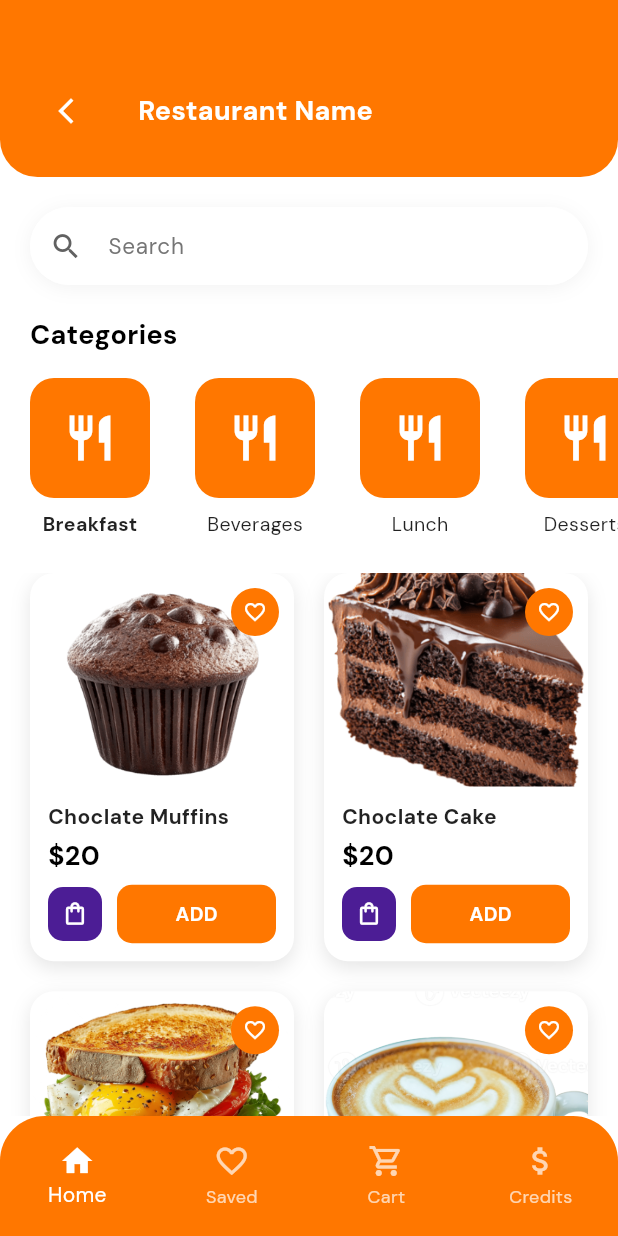
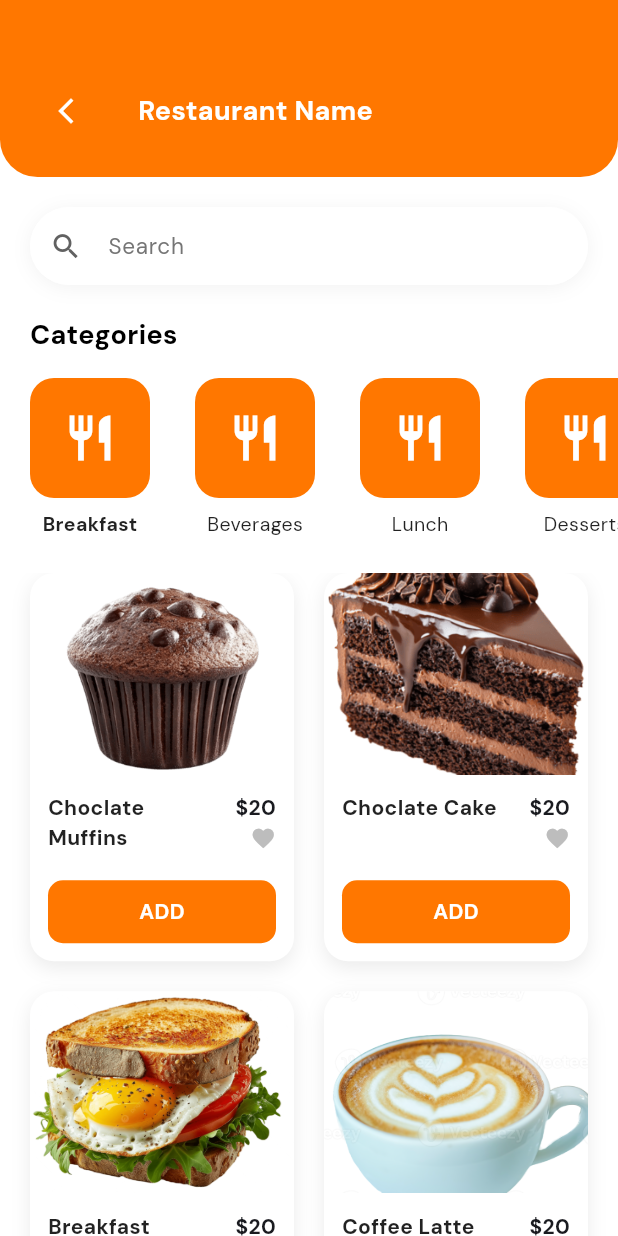
Before and after one commit to Renil264/MobileOrderingApp, a Flutter app: the OrderSummaryPage screen opened directly, after a tap on the "delete outline" icon, after a tap on "Add Items", on a phone screen of 412 x 824 dp. Run offline on Flutter 3.47's test engine with Material 3 defaults, Android fonts, the phone set to English and light mode, and no system bars; our stand-ins replace flutter_svg, image_picker, qr_flutter.

Commit message:
Major Changes

```diff
--- a/lib/features/auth/presentation/pages/store_menu_page.dart
+++ b/lib/features/auth/presentation/pages/store_menu_page.dart
@@ -40,7 +40,8 @@ class _StoreMenuPageState extends State<StoreMenuPage> {
     'Desserts',
   ];
 
-  // 🍔 Sample menu items
+  final Map<String, bool> _likedItems = {};
+
   final List<MenuItem> menuItems = [
     MenuItem(
       name: 'Choclate Muffins',
@@ -109,16 +110,9 @@ class _StoreMenuPageState extends State<StoreMenuPage> {
           ),
         ],
       ),
-      bottomNavigationBar: MainBottomNav(
-        currentIndex: currentIndex,
-        onTap: (index) {
-          setState(() => currentIndex = index);
-        },
-      ),
     );
   }
 
-  // 🟧 HEADER
   Widget _header(BuildContext context) {
     return Container(
       padding: const EdgeInsets.fromLTRB(20, 50, 20, 20),
@@ -208,7 +202,6 @@ class _StoreMenuPageState extends State<StoreMenuPage> {
     );
   }
 
-  // 🎯 CATEGORIES SECTION
   Widget _categorySection() {
     return Column(
       crossAxisAlignment: CrossAxisAlignment.start,
@@ -239,7 +232,7 @@ class _StoreMenuPageState extends State<StoreMenuPage> {
     );
   }
 
-  // 🍽️ CATEGORY ITEM
+
   Widget _categoryItem(int index) {
     final isSelected = selectedCategory == index;
     return GestureDetector(
@@ -289,19 +282,16 @@ class _StoreMenuPageState extends State<StoreMenuPage> {
     );
   }
 
-  // 🍔 MENU ITEM CARD - FULLY RESPONSIVE
 Widget _menuItemCard(MenuItem item) {
   return LayoutBuilder(
     builder: (context, constraints) {
-        // Calculate responsive dimensions based on card width
-        final cardWidth = constraints.maxWidth;
       final cardHeight = constraints.maxHeight;
+      final imageHeight = cardHeight * 0.52;
 
-        // Image should take approximately 55% of card height
-        final imageHeight = cardHeight * 0.55;
-
-        // Content section takes the remaining 45%
-        final contentHeight = cardHeight * 0.45;
+      final isTablet = MediaQuery.of(context).size.width >= 600;
+      final titleFont = isTablet ? 16.0 : 14.0;
+      final priceFont = isTablet ? 16.0 : 14.0;
+      final buttonFont = isTablet ? 15.0 : 14.0;
 
       return Container(
         decoration: BoxDecoration(
@@ -309,130 +299,101 @@ class _StoreMenuPageState extends State<StoreMenuPage> {
           color: Colors.white,
           boxShadow: [
             BoxShadow(
-                color: Colors.black.withOpacity(0.1),
+              color: Colors.black.withOpacity(0.08),
               blurRadius: 10,
-                spreadRadius: 0,
               offset: const Offset(0, 4),
             ),
           ],
         ),
         child: Column(
-            crossAxisAlignment: CrossAxisAlignment.start,
           children: [
-              // Image with Favorite Icon
+            // IMAGE
             SizedBox(
               height: imageHeight,
-                child: Stack(
-                  children: [
-                    ClipRRect(
+              width: double.infinity,
+              child: ClipRRect(
                 borderRadius: const BorderRadius.vertical(
                   top: Radius.circular(16),
                 ),
                 child: Image.asset(
                   item.image,
-                        height: imageHeight,
-                        width: double.infinity,
                   fit: BoxFit.cover,
-                        errorBuilder: (context, error, stackTrace) {
+                  errorBuilder: (_, __, ___) {
                     return Container(
-                            height: imageHeight,
-                            width: double.infinity,
-                            decoration: BoxDecoration(
                       color: Colors.grey.shade300,
-                              borderRadius: const BorderRadius.vertical(
-                                top: Radius.circular(16),
-                              ),
-                            ),
                       child: Icon(
                         Icons.fastfood,
-                              size: 50,
+                        size: isTablet ? 60 : 48,
                         color: Colors.grey.shade500,
                       ),
                     );
                   },
                 ),
               ),
-                    Positioned(
-                      top: 10,
-                      right: 10,
-                      child: Container(
-                        padding: const EdgeInsets.all(8),
-                        decoration: const BoxDecoration(
-                          color: AppColors.gradientTop,
-                          shape: BoxShape.circle,
             ),
-                        child: const Icon(
-                          Icons.favorite_border,
-                          color: Colors.white,
-                          size: 16,
+
+            // CONTENT
+            Expanded(
+              child: Padding(
+                padding: EdgeInsets.all(isTablet ? 14 : 12),
+                child: Column(
+                  mainAxisAlignment: MainAxisAlignment.spaceBetween,
+                  children: [
+                    // NAME + PRICE + LIKE
+                    Row(
+                      crossAxisAlignment: CrossAxisAlignment.start,
+                      children: [
+                        // NAME
+                        Expanded(
+                          child: Text(
+                            item.name,
+                            maxLines: 2,
+                            overflow: TextOverflow.ellipsis,
+                            style: TextStyle(
+                              fontSize: titleFont,
+                              fontWeight: FontWeight.bold,
+                              color: Colors.black87,
                             ),
+                          ),
+                        ),
+
+                        const SizedBox(width: 8),
+
+                        // PRICE + LIKE
+                        Column(
+                          crossAxisAlignment: CrossAxisAlignment.end,
+                          children: [
+                            Text(
+                              '\$${item.price.toStringAsFixed(0)}',
+                              style: TextStyle(
+                                fontSize: priceFont,
+                                fontWeight: FontWeight.bold,
+                              ),
+                            ),
+                            const SizedBox(height: 2),
+                            InkWell(
+                              onTap: () {
+                                setState(() {
+                                  _likedItems[item.name] =
+                                      !(_likedItems[item.name] ?? false);
+                                });
+                              },
+                              child: Icon(
+                                Icons.favorite,
+                                size: isTablet ? 19 : 17,
+                                color: (_likedItems[item.name] ?? false)
+                                    ? Colors.red
+                                    : Colors.grey.shade400,
                               ),
                             ),
                           ],
                         ),
+                      ],
                     ),
 
-              // Product Details - Fixed height for consistent alignment
+                    // ADD BUTTON
                     SizedBox(
-                height: contentHeight,
-                child: Padding(
-                  padding: const EdgeInsets.all(12),
-                  child: Column(
-                    crossAxisAlignment: CrossAxisAlignment.start,
-                    mainAxisAlignment: MainAxisAlignment.spaceBetween,
-                    children: [
-                      // Product Name and Price Section
-                      Expanded(
-                        child: Column(
-                          crossAxisAlignment: CrossAxisAlignment.start,
-                          children: [
-                            // Product Name
-                            Text(
-                              item.name,
-                              style: const TextStyle(
-                                fontWeight: FontWeight.bold,
-                                fontSize: 14,
-                                height: 1.2,
-                                color: Colors.black87,
-                              ),
-                              maxLines: 2,
-                              overflow: TextOverflow.ellipsis,
-                            ),
-                            const SizedBox(height: 4),
-
-                            // Price
-                            Text(
-                              '\$${item.price.toStringAsFixed(0)}',
-                              style: const TextStyle(
-                                fontWeight: FontWeight.bold,
-                                fontSize: 18,
-                                color: Colors.black,
-                              ),
-                            ),
-                          ],
-                        ),
-                      ),
-
-                      // Buttons Row - Always at bottom with consistent spacing
-                      Row(
-                        children: [
-                          // Shopping Bag Button
-                          Container(
-                            padding: const EdgeInsets.all(9),
-                            decoration: BoxDecoration(
-                              color: const Color(0xFF4C1D95),
-                              borderRadius: BorderRadius.circular(10),
-                            ),
-                            child: const Icon(
-                              Icons.shopping_bag_outlined,
-                              color: Colors.white,
-                              size: 18,
-                            ),
-                          ),
-                          const SizedBox(width: 10),
-
-                          // ADD Button
-                          Expanded(
+                      width: double.infinity,
                       child: InkWell(
                         onTap: () {
                           Navigator.push(
@@ -444,25 +405,25 @@ class _StoreMenuPageState extends State<StoreMenuPage> {
                         },
                         borderRadius: BorderRadius.circular(10),
                         child: Container(
-                                padding: const EdgeInsets.symmetric(vertical: 10),
+                          padding: EdgeInsets.symmetric(
+                            vertical: isTablet ? 11 : 11,
+                          ),
                           decoration: BoxDecoration(
                             color: AppColors.gradientTop,
                             borderRadius: BorderRadius.circular(10),
                           ),
-                                child: const Center(
+                          child: Center(
                             child: Text(
                               'ADD',
                               style: TextStyle(
                                 color: Colors.white,
                                 fontWeight: FontWeight.bold,
-                                      fontSize: 13,
+                                fontSize: buttonFont,
                               ),
                             ),
                           ),
                         ),
                       ),
-                          ),
-                        ],
                     ),
                   ],
                 ),
@@ -474,4 +435,5 @@ class _StoreMenuPageState extends State<StoreMenuPage> {
     },
   );
 }
+
 }
--- a/lib/features/auth/presentation/widgets/login_form.dart
+++ b/lib/features/auth/presentation/widgets/login_form.dart
@@ -62,7 +62,7 @@ class _LoginFormState extends State<LoginForm> {
         const SizedBox(height: 12),
         SocialLoginButton.google(),
         const SizedBox(height: 12),
-        SocialLoginButton.apple(),
+        // SocialLoginButton.apple(),
 
         const SizedBox(height: 22),
 
```
Also changed, not shown: lib/features/auth/presentation/pages/hamburger_page.dart (+31 -35 lines), lib/features/auth/presentation/pages/orderdetailscreen.dart (+8 -8 lines), lib/features/auth/presentation/pages/payment_options_page.dart (+5 -5 lines). Lines whose indentation alone changed are shown as unchanged.
